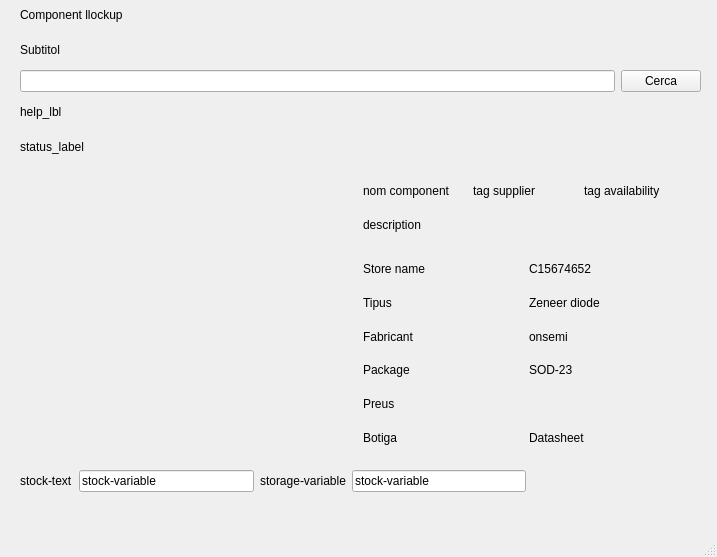
The window that ui_component_lookup.ui (CasamaMaker/myStock) describes before a commit, drawn with Qt 5.
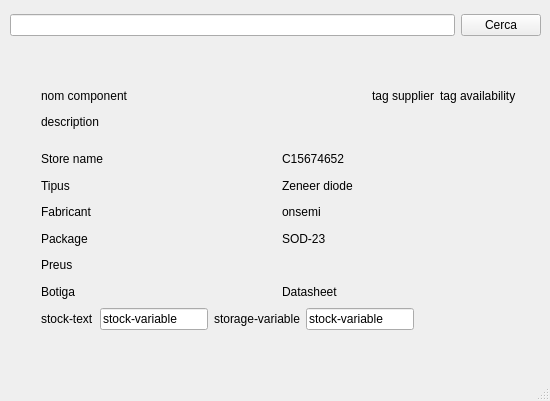
The same window after the commit.

Diff of the .ui file:
```diff
--- a/ui_component_lookup.ui
+++ b/ui_component_lookup.ui
@@ -6,8 +6,8 @@
    <rect>
     <x>0</x>
     <y>0</y>
-    <width>717</width>
-    <height>557</height>
+    <width>550</width>
+    <height>401</height>
    </rect>
   </property>
   <property name="windowTitle">
@@ -17,27 +17,13 @@
    <widget class="QWidget" name="verticalLayoutWidget">
     <property name="geometry">
      <rect>
-      <x>20</x>
+      <x>10</x>
       <y>0</y>
-      <width>681</width>
-      <height>161</height>
+      <width>531</width>
+      <height>51</height>
      </rect>
     </property>
     <layout class="QVBoxLayout" name="root_verticalLayout">
-     <item>
-      <widget class="QLabel" name="label_title">
-       <property name="text">
-        <string>Component llockup</string>
-       </property>
-      </widget>
-     </item>
-     <item>
-      <widget class="QLabel" name="label_subtitle">
-       <property name="text">
-        <string>Subtitol</string>
-       </property>
-      </widget>
-     </item>
      <item>
       <layout class="QHBoxLayout" name="horizontalLayout_search_row">
        <item>
@@ -52,55 +38,39 @@
        </item>
       </layout>
      </item>
-     <item>
-      <widget class="QLabel" name="label_help">
-       <property name="text">
-        <string>help_lbl</string>
-       </property>
-      </widget>
-     </item>
-     <item>
-      <widget class="QLabel" name="label_status">
-       <property name="text">
-        <string>status_label</string>
-       </property>
-      </widget>
-     </item>
     </layout>
    </widget>
    <widget class="QWidget" name="widget_result" native="true">
     <property name="geometry">
      <rect>
-      <x>20</x>
-      <y>170</y>
-      <width>681</width>
+      <x>10</x>
+      <y>60</y>
+      <width>531</width>
       <height>291</height>
      </rect>
     </property>
     <widget class="QWidget" name="verticalLayoutWidget_2">
      <property name="geometry">
       <rect>
-       <x>-1</x>
-       <y>-1</y>
-       <width>681</width>
-       <height>291</height>
+       <x>10</x>
+       <y>10</y>
+       <width>511</width>
+       <height>275</height>
       </rect>
      </property>
-     <layout class="QVBoxLayout" name="verticalLayout_result">
-      <property name="leftMargin">
-       <number>12</number>
-      </property>
-      <property name="topMargin">
-       <number>8</number>
-      </property>
-      <property name="rightMargin">
-       <number>12</number>
-      </property>
-      <property name="bottomMargin">
-       <number>8</number>
-      </property>
-      <item>
        <layout class="QHBoxLayout" name="horizontalLayout">
+      <property name="leftMargin">
+       <number>5</number>
+      </property>
+      <property name="topMargin">
+       <number>5</number>
+      </property>
+      <property name="rightMargin">
+       <number>5</number>
+      </property>
+      <property name="bottomMargin">
+       <number>5</number>
+      </property>
         <item>
          <widget class="QWidget" name="widget_imatge" native="true">
           <property name="sizePolicy">
@@ -113,6 +83,18 @@
         </item>
         <item>
          <layout class="QVBoxLayout" name="verticalLayout_info">
+        <property name="leftMargin">
+         <number>10</number>
+        </property>
+        <property name="topMargin">
+         <number>10</number>
+        </property>
+        <property name="rightMargin">
+         <number>10</number>
+        </property>
+        <property name="bottomMargin">
+         <number>10</number>
+        </property>
           <item>
            <layout class="QHBoxLayout" name="horizontalLayout_2">
             <item>
@@ -122,6 +104,19 @@
               </property>
              </widget>
             </item>
+          <item>
+           <spacer name="horizontalSpacer">
+            <property name="orientation">
+             <enum>Qt::Horizontal</enum>
+            </property>
+            <property name="sizeHint" stdset="0">
+             <size>
+              <width>40</width>
+              <height>20</height>
+             </size>
+            </property>
+           </spacer>
+          </item>
             <item>
              <widget class="QLabel" name="label_tagSupplier">
               <property name="text">
@@ -265,25 +260,16 @@
             </item>
            </layout>
           </item>
-         </layout>
-        </item>
-       </layout>
-      </item>
-     </layout>
-    </widget>
-   </widget>
-   <widget class="QWidget" name="horizontalLayoutWidget">
-    <property name="geometry">
-     <rect>
-      <x>20</x>
-      <y>470</y>
-      <width>681</width>
-      <height>22</height>
-     </rect>
-    </property>
+        <item>
     <layout class="QHBoxLayout" name="horizontalLayout_4">
      <item>
       <widget class="QLabel" name="label_stocktext">
+            <property name="sizePolicy">
+             <sizepolicy hsizetype="Minimum" vsizetype="Preferred">
+              <horstretch>0</horstretch>
+              <verstretch>0</verstretch>
+             </sizepolicy>
+            </property>
        <property name="text">
         <string>stock-text</string>
        </property>
@@ -291,6 +277,12 @@
      </item>
      <item>
       <widget class="QLineEdit" name="lineEdit">
+            <property name="sizePolicy">
+             <sizepolicy hsizetype="Minimum" vsizetype="Fixed">
+              <horstretch>0</horstretch>
+              <verstretch>0</verstretch>
+             </sizepolicy>
+            </property>
        <property name="text">
         <string>stock-variable</string>
        </property>
@@ -298,6 +290,12 @@
      </item>
      <item>
       <widget class="QLabel" name="label_storagetext">
+            <property name="sizePolicy">
+             <sizepolicy hsizetype="Minimum" vsizetype="Preferred">
+              <horstretch>0</horstretch>
+              <verstretch>0</verstretch>
+             </sizepolicy>
+            </property>
        <property name="text">
         <string>storage-variable</string>
        </property>
@@ -305,13 +303,19 @@
      </item>
      <item>
       <widget class="QLineEdit" name="lineEdit_storagevariable">
+            <property name="sizePolicy">
+             <sizepolicy hsizetype="Minimum" vsizetype="Fixed">
+              <horstretch>0</horstretch>
+              <verstretch>0</verstretch>
+             </sizepolicy>
+            </property>
        <property name="text">
         <string>stock-variable</string>
        </property>
       </widget>
      </item>
      <item>
-      <spacer name="horizontalSpacer">
+           <spacer name="horizontalSpacer_4">
        <property name="orientation">
         <enum>Qt::Horizontal</enum>
        </property>
@@ -324,6 +328,11 @@
       </spacer>
      </item>
     </layout>
+        </item>
+       </layout>
+      </item>
+     </layout>
+    </widget>
    </widget>
   </widget>
   <widget class="QMenuBar" name="menubar">
```
Left out of the diff: 4 changed lines with no effect on the pictures. Lines whose indentation alone changed are shown as unchanged.
